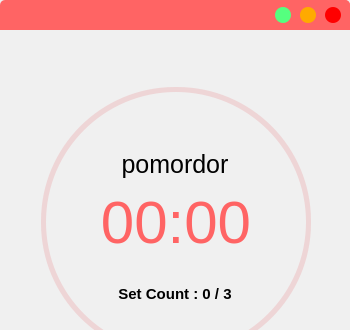
Qt form PomordorUI/src/Timer/Timer.ui (kiseop91/Pomordor) before a commit; both pictures show x 0 to 350 and y 0 to 330 of the 350 by 500 pixel window.
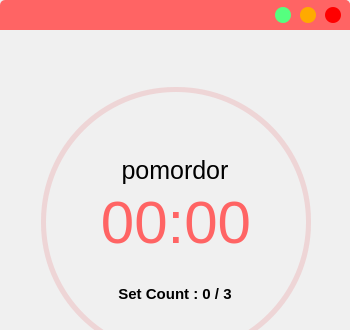
The same form after that commit. Icons and pictures are not drawn. Custom widgets are drawn as their Qt base class.

Diff of the .ui file:
```diff
--- a/PomordorUI/src/Timer/Timer.ui
+++ b/PomordorUI/src/Timer/Timer.ui
@@ -405,7 +405,7 @@
          <property name="minimumSize">
           <size>
            <width>332</width>
-           <height>30</height>
+           <height>42</height>
           </size>
          </property>
          <property name="styleSheet">
```
Left out of the diff: 4 changed lines with no effect on the pictures.
